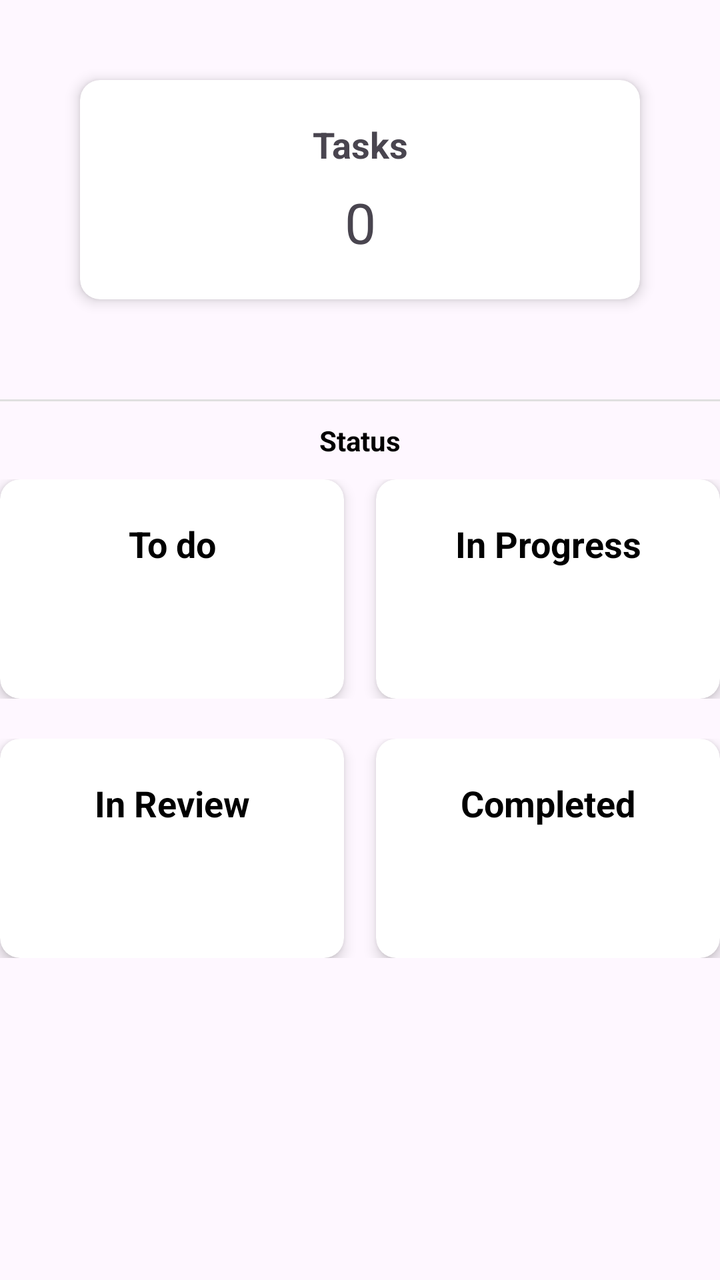
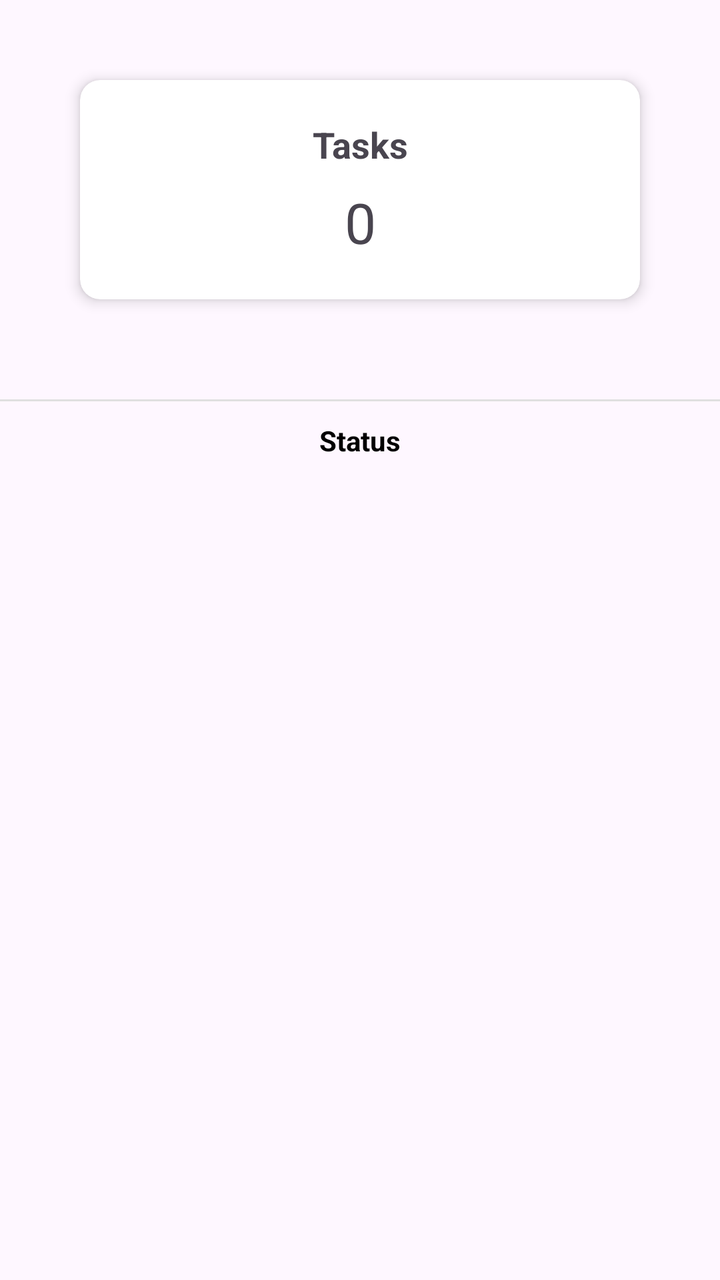

Screens rendered from an Android XML layout before and after an edit, with the pre-edit source and the edit as a unified diff.
<!-- AndroidManifest.xml: application theme Theme.TaskManagement -->
<!-- res/layout/fragment_task_dashboard.xml -->
<?xml version="1.0" encoding="utf-8"?>
<LinearLayout xmlns:android="http://schemas.android.com/apk/res/android"
    xmlns:app="http://schemas.android.com/apk/res-auto"
    xmlns:tools="http://schemas.android.com/tools"
    android:layout_width="match_parent"
    android:layout_height="wrap_content"
    android:orientation="vertical"
    tools:context=".UserDashBoardActivity">


        <androidx.cardview.widget.CardView
            android:id="@+id/card"
            android:layout_width="match_parent"
            android:layout_height="wrap_content"
            android:layout_margin="40dp"
            app:cardCornerRadius="10dp"
            app:cardElevation="4dp">

            <LinearLayout
                android:layout_width="match_parent"
                android:layout_height="wrap_content"
                android:orientation="vertical"
                android:padding="20dp"
                >

                <TextView
                    android:id="@+id/totaltask"
                    android:layout_width="match_parent"
                    android:layout_height="wrap_content"
                    android:text="Tasks"
                    android:gravity="center"
                    android:textSize="18sp"
                    android:textStyle="bold" />

                <TextView

                    android:id="@+id/taskcount"
                    android:layout_width="match_parent"
                    android:layout_height="wrap_content"
                    android:layout_marginTop="8dp"
                    android:text="0"
                    android:gravity="center"
                    android:textSize="28sp" />

            </LinearLayout>

        </androidx.cardview.widget.CardView>
    <View
        android:layout_marginTop="10dp"
        android:layout_width="match_parent"
        android:layout_height="1dp"
        android:background="#E0E0E0"/>
    <TextView
        android:text="Status"
        android:textStyle="bold"
        android:textColor="@color/black"
        android:gravity="center"
        android:layout_marginTop="10dp"
        android:layout_width="match_parent"
        android:layout_height="wrap_content"/>
    <LinearLayout
        android:layout_width="match_parent"
        android:layout_height="wrap_content"
        android:layout_marginTop="10dp"
        android:orientation="horizontal">
        <androidx.cardview.widget.CardView

            android:layout_width="0dp"
            android:id="@+id/toDoCard"
            android:layout_height="wrap_content"
            android:layout_weight="1"
            android:layout_marginEnd="8dp"
            app:cardCornerRadius="10dp"
            app:cardElevation="4dp">
            <LinearLayout
                android:layout_width="match_parent"
                android:layout_height="wrap_content"
                android:orientation="vertical"
                android:padding="20dp">
                <TextView
                    android:text="To do"
                    android:gravity="center"
                    android:textColor="@color/black"
                    android:textStyle="bold"
                    android:textSize="18dp"
                    android:layout_width="match_parent"
                    android:layout_height="wrap_content"/>
                <TextView
                    android:id="@+id/toDo"
                    android:layout_marginTop="8dp"
                    android:textSize="28dp"
                    android:gravity="center"
                    android:layout_width="match_parent"
                    android:layout_height="wrap_content"/>

            </LinearLayout>
        </androidx.cardview.widget.CardView>
        <androidx.cardview.widget.CardView
            android:id="@+id/progressCard"
            android:layout_width="0dp"
            android:layout_height="wrap_content"
            android:layout_marginStart="8dp"
            app:cardCornerRadius="10dp"
            app:cardElevation="4dp"
            android:layout_weight="1">
            <LinearLayout
                android:layout_width="match_parent"
                android:layout_height="wrap_content"
                android:orientation="vertical"
                android:padding="20dp">
                <TextView
                    android:text="In Progress"
                    android:textStyle="bold"
                    android:gravity="center"
                    android:textSize="18dp"
                    android:textColor="@color/black"
                    android:layout_width="match_parent"
                    android:layout_height="wrap_content"/>
                <TextView
                    android:id="@+id/progress"
                    android:textSize="28dp"
                    android:gravity="center"
                    android:layout_marginTop="8dp"
                    android:layout_width="match_parent"
                    android:layout_height="wrap_content"/>
            </LinearLayout>

        </androidx.cardview.widget.CardView>

    </LinearLayout>
    <LinearLayout
        android:layout_marginTop="20dp"
        android:layout_width="match_parent"
        android:layout_height="wrap_content"
        android:orientation="horizontal">
        <androidx.cardview.widget.CardView
            android:id="@+id/reviewCard"
            android:layout_width="0dp"
            android:layout_height="wrap_content"
            android:layout_weight="1"
            android:layout_marginEnd="8dp"
            app:cardCornerRadius="10dp"
            app:cardElevation="4dp">
            <LinearLayout
                android:layout_width="match_parent"
                android:layout_height="wrap_content"
                android:orientation="vertical"
                android:padding="20dp">
                <TextView
                    android:text="In Review"
                    android:textColor="@color/black"
                    android:gravity="center"
                    android:textSize="18dp"
                    android:textStyle="bold"
                    android:layout_width="match_parent"
                    android:layout_height="wrap_content"/>
                <TextView
                    android:id="@+id/review"
                    android:layout_marginTop="8dp"
                    android:gravity="center"
                    android:textSize="28dp"
                    android:layout_width="match_parent"
                    android:layout_height="wrap_content"/>

            </LinearLayout>
        </androidx.cardview.widget.CardView>
        <androidx.cardview.widget.CardView
            android:id="@+id/compltCard"
            android:layout_width="0dp"
            android:layout_height="wrap_content"
            android:layout_marginStart="8dp"
            app:cardCornerRadius="10dp"
            app:cardElevation="4dp"
            android:layout_weight="1">
            <LinearLayout
                android:layout_width="match_parent"
                android:layout_height="wrap_content"
                android:orientation="vertical"
                android:padding="20dp">
                <TextView
                    android:text="Completed"
                    android:gravity="center"
                    android:textSize="18dp"
                    android:textStyle="bold"

                    android:textColor="@color/black"
                    android:layout_width="match_parent"
                    android:layout_height="wrap_content"/>
                <TextView
                    android:id="@+id/compltext"
                    android:textSize="28dp"
                    android:textColor="@color/black"
                    android:gravity="center"
                    android:layout_marginTop="8dp"
                    android:layout_width="match_parent"
                    android:layout_height="wrap_content"/>
            </LinearLayout>

        </androidx.cardview.widget.CardView>

    </LinearLayout>

</LinearLayout>
<!-- resources referenced by this layout -->
<resources>
  <color name="black">#FF000000</color>
  <style name="Theme.TaskManagement" parent="Base.Theme.TaskManagement" />
  <style name="Base.Theme.TaskManagement" parent="Theme.Material3.DayNight.NoActionBar">
          
          
      </style>
</resources>

<!-- the commit's change to res/layout/fragment_task_dashboard.xml (unified diff, before → after) -->
@@ -5,7 +5,7 @@
     android:layout_width="match_parent"
     android:layout_height="wrap_content"
     android:orientation="vertical"
-    tools:context=".UserDashBoardActivity">
+    tools:context=".UserDashboardFragment">
 
 
         <androidx.cardview.widget.CardView
@@ -58,146 +58,11 @@
         android:layout_marginTop="10dp"
         android:layout_width="match_parent"
         android:layout_height="wrap_content"/>
-    <LinearLayout
-        android:layout_width="match_parent"
-        android:layout_height="wrap_content"
-        android:layout_marginTop="10dp"
-        android:orientation="horizontal">
-        <androidx.cardview.widget.CardView
+   <androidx.recyclerview.widget.RecyclerView
+       android:id="@+id/dashbordRecyler"
+       android:layout_width="match_parent"
+       android:layout_height="wrap_content">
 
-            android:layout_width="0dp"
-            android:id="@+id/toDoCard"
-            android:layout_height="wrap_content"
-            android:layout_weight="1"
-            android:layout_marginEnd="8dp"
-            app:cardCornerRadius="10dp"
-            app:cardElevation="4dp">
-            <LinearLayout
-                android:layout_width="match_parent"
-                android:layout_height="wrap_content"
-                android:orientation="vertical"
-                android:padding="20dp">
-                <TextView
-                    android:text="To do"
-                    android:gravity="center"
-                    android:textColor="@color/black"
-                    android:textStyle="bold"
-                    android:textSize="18dp"
-                    android:layout_width="match_parent"
-                    android:layout_height="wrap_content"/>
-                <TextView
-                    android:id="@+id/toDo"
-                    android:layout_marginTop="8dp"
-                    android:textSize="28dp"
-                    android:gravity="center"
-                    android:layout_width="match_parent"
-                    android:layout_height="wrap_content"/>
-
-            </LinearLayout>
-        </androidx.cardview.widget.CardView>
-        <androidx.cardview.widget.CardView
-            android:id="@+id/progressCard"
-            android:layout_width="0dp"
-            android:layout_height="wrap_content"
-            android:layout_marginStart="8dp"
-            app:cardCornerRadius="10dp"
-            app:cardElevation="4dp"
-            android:layout_weight="1">
-            <LinearLayout
-                android:layout_width="match_parent"
-                android:layout_height="wrap_content"
-                android:orientation="vertical"
-                android:padding="20dp">
-                <TextView
-                    android:text="In Progress"
-                    android:textStyle="bold"
-                    android:gravity="center"
-                    android:textSize="18dp"
-                    android:textColor="@color/black"
-                    android:layout_width="match_parent"
-                    android:layout_height="wrap_content"/>
-                <TextView
-                    android:id="@+id/progress"
-                    android:textSize="28dp"
-                    android:gravity="center"
-                    android:layout_marginTop="8dp"
-                    android:layout_width="match_parent"
-                    android:layout_height="wrap_content"/>
-            </LinearLayout>
-
-        </androidx.cardview.widget.CardView>
-
-    </LinearLayout>
-    <LinearLayout
-        android:layout_marginTop="20dp"
-        android:layout_width="match_parent"
-        android:layout_height="wrap_content"
-        android:orientation="horizontal">
-        <androidx.cardview.widget.CardView
-            android:id="@+id/reviewCard"
-            android:layout_width="0dp"
-            android:layout_height="wrap_content"
-            android:layout_weight="1"
-            android:layout_marginEnd="8dp"
-            app:cardCornerRadius="10dp"
-            app:cardElevation="4dp">
-            <LinearLayout
-                android:layout_width="match_parent"
-                android:layout_height="wrap_content"
-                android:orientation="vertical"
-                android:padding="20dp">
-                <TextView
-                    android:text="In Review"
-                    android:textColor="@color/black"
-                    android:gravity="center"
-                    android:textSize="18dp"
-                    android:textStyle="bold"
-                    android:layout_width="match_parent"
-                    android:layout_height="wrap_content"/>
-                <TextView
-                    android:id="@+id/review"
-                    android:layout_marginTop="8dp"
-                    android:gravity="center"
-                    android:textSize="28dp"
-                    android:layout_width="match_parent"
-                    android:layout_height="wrap_content"/>
-
-            </LinearLayout>
-        </androidx.cardview.widget.CardView>
-        <androidx.cardview.widget.CardView
-            android:id="@+id/compltCard"
-            android:layout_width="0dp"
-            android:layout_height="wrap_content"
-            android:layout_marginStart="8dp"
-            app:cardCornerRadius="10dp"
-            app:cardElevation="4dp"
-            android:layout_weight="1">
-            <LinearLayout
-                android:layout_width="match_parent"
-                android:layout_height="wrap_content"
-                android:orientation="vertical"
-                android:padding="20dp">
-                <TextView
-                    android:text="Completed"
-                    android:gravity="center"
-                    android:textSize="18dp"
-                    android:textStyle="bold"
-
-                    android:textColor="@color/black"
-                    android:layout_width="match_parent"
-                    android:layout_height="wrap_content"/>
-                <TextView
-                    android:id="@+id/compltext"
-                    android:textSize="28dp"
-                    android:textColor="@color/black"
-                    android:gravity="center"
-                    android:layout_marginTop="8dp"
-                    android:layout_width="match_parent"
-                    android:layout_height="wrap_content"/>
-            </LinearLayout>
-
-        </androidx.cardview.widget.CardView>
-
-    </LinearLayout>
+   </androidx.recyclerview.widget.RecyclerView>
 
 </LinearLayout>
